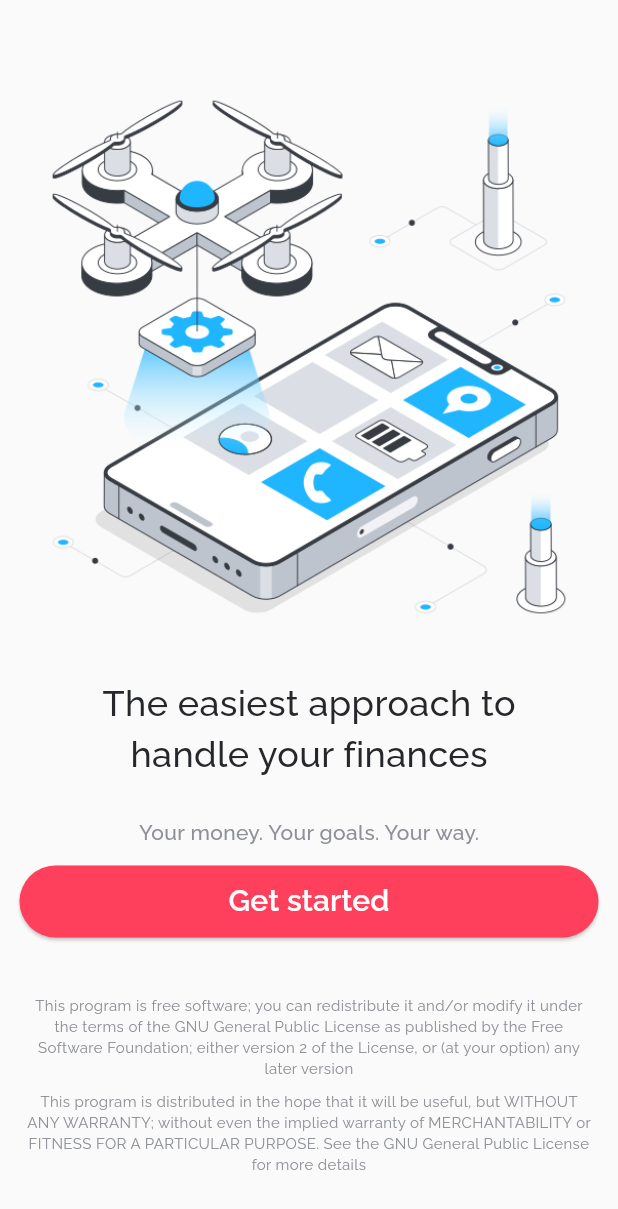
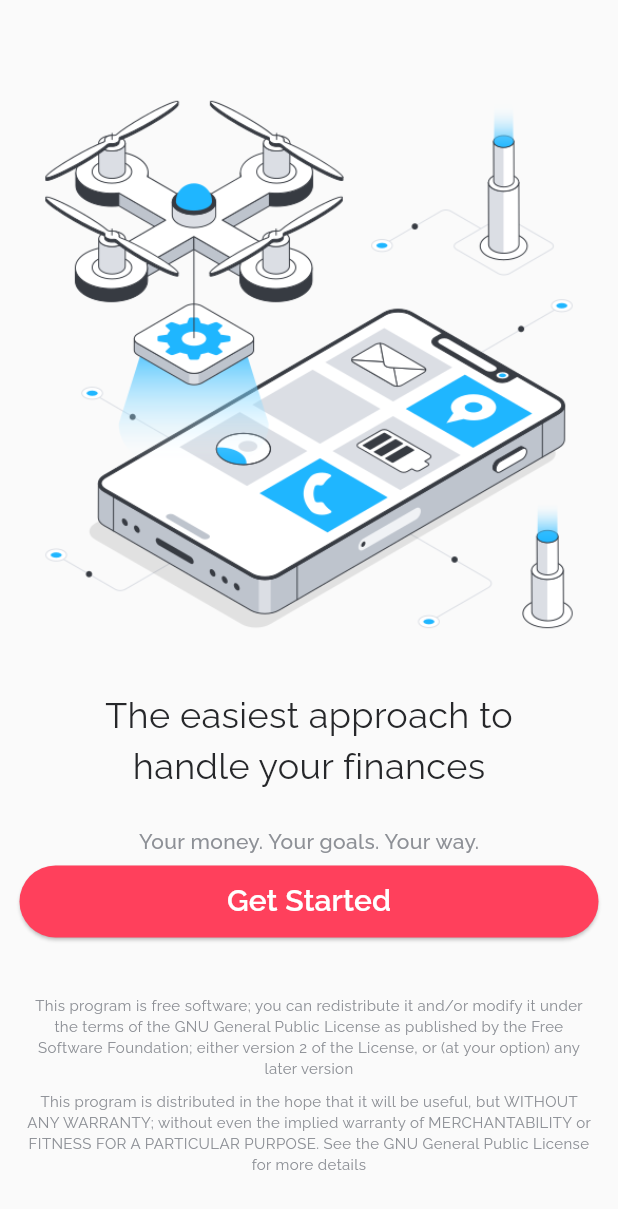
Before and after one commit to rjcalifornia/Expense, a Flutter app: the screen it shows after launch, on a phone screen of 412 x 824 dp. Shown: the top 1209 px of the screen. Run offline on Flutter 3.47's test engine with Material 3 defaults, Android fonts, the phone set to English and light mode, and no system bars; our stand-ins replace google_fonts, shared_preferences; missing offline and left inert: window_manager; statements that could not run were skipped.

Commit message:
Changes to be committed: 	modified:   lib/ui/screens/welcome.dart

```diff
--- a/lib/ui/screens/welcome.dart
+++ b/lib/ui/screens/welcome.dart
@@ -24,33 +24,35 @@ class _WelcomeScreenState extends State<WelcomeScreen> {
             ),
             Center(
               child: SizedBox(
-                width: 350,
+                width: 360,
                 child: Image.asset("images/mobile-app-development.png"),
               ),
             ),
             const SizedBox(
-              height: 38,
+              height: 36,
             ),
             const Text("The easiest approach to",
                 style: TextStyle(
                     color: Color(0xff26272A),
                     fontSize: 24,
-                    fontWeight: FontWeight.w500)),
+                    fontWeight: FontWeight.normal)),
             const Text("handle your finances",
                 style: TextStyle(
                     color: Color(0xff26272A),
                     fontSize: 24,
-                    fontWeight: FontWeight.w500)),
+                    fontWeight: FontWeight.normal)),
             const SizedBox(
-              height: 26,
+              height: 24,
             ),
             const Text(
               "Your money. Your goals. Your way.",
               style: TextStyle(
-                  color: ExpenseColors.infoSmall, fontWeight: FontWeight.w500),
+                  color: ExpenseColors.infoSmall,
+                  fontWeight: FontWeight.w500,
+                  fontSize: 14),
             ),
             const SizedBox(
-              height: 12,
+              height: 6,
             ),
             SizedBox(
               width: 386,
@@ -61,7 +63,7 @@ class _WelcomeScreenState extends State<WelcomeScreen> {
                   backgroundColor: ExpenseColors.brand,
                 ),
                 child: const Text(
-                  "Get started",
+                  "Get Started",
                   style: TextStyle(
                       color: Colors.white,
                       fontSize: 20,
@@ -89,7 +91,8 @@ class _WelcomeScreenState extends State<WelcomeScreen> {
               child: Text(
                 license_2,
                 textAlign: TextAlign.center,
-                style: TextStyle(color: ExpenseColors.infoSmall, fontSize: 10),
+                style: const TextStyle(
+                    color: ExpenseColors.infoSmall, fontSize: 10),
               ),
             )
           ],
```
